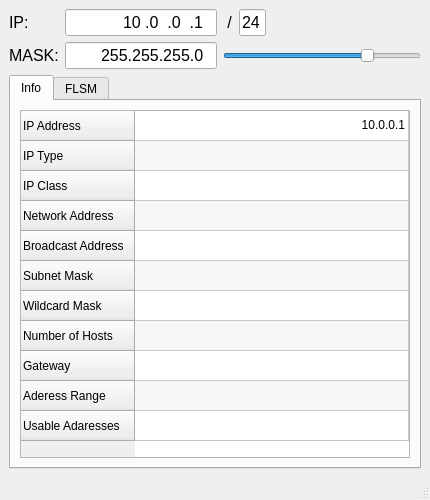
The window that mainwindow.ui (evertonerik/IPKalc) describes before a commit, drawn with Qt 5.
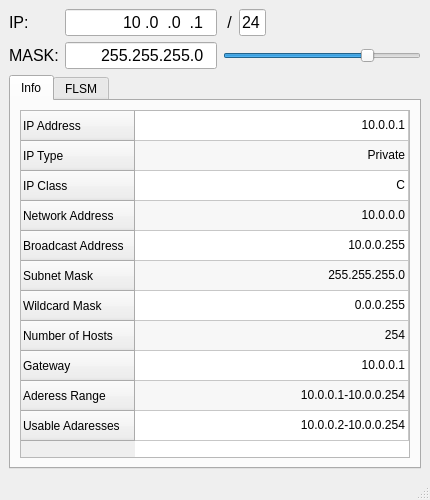
The same window after the commit.

Commit message: Populate Table

```diff
--- a/mainwindow.ui
+++ b/mainwindow.ui
@@ -245,7 +245,7 @@
           </item>
           <item row="1" column="0">
            <property name="text">
-            <string/>
+            <string>Private</string>
            </property>
            <property name="textAlignment">
             <set>AlignTrailing|AlignVCenter</set>
@@ -253,7 +253,7 @@
           </item>
           <item row="2" column="0">
            <property name="text">
-            <string/>
+            <string>C</string>
            </property>
            <property name="textAlignment">
             <set>AlignTrailing|AlignVCenter</set>
@@ -261,7 +261,7 @@
           </item>
           <item row="3" column="0">
            <property name="text">
-            <string/>
+            <string>10.0.0.0</string>
            </property>
            <property name="textAlignment">
             <set>AlignTrailing|AlignVCenter</set>
@@ -269,7 +269,7 @@
           </item>
           <item row="4" column="0">
            <property name="text">
-            <string/>
+            <string>10.0.0.255</string>
            </property>
            <property name="textAlignment">
             <set>AlignTrailing|AlignVCenter</set>
@@ -277,7 +277,7 @@
           </item>
           <item row="5" column="0">
            <property name="text">
-            <string/>
+            <string>255.255.255.0</string>
            </property>
            <property name="textAlignment">
             <set>AlignTrailing|AlignVCenter</set>
@@ -285,7 +285,7 @@
           </item>
           <item row="6" column="0">
            <property name="text">
-            <string/>
+            <string>0.0.0.255</string>
            </property>
            <property name="textAlignment">
             <set>AlignTrailing|AlignVCenter</set>
@@ -293,7 +293,7 @@
           </item>
           <item row="7" column="0">
            <property name="text">
-            <string/>
+            <string>254</string>
            </property>
            <property name="textAlignment">
             <set>AlignTrailing|AlignVCenter</set>
@@ -301,7 +301,7 @@
           </item>
           <item row="8" column="0">
            <property name="text">
-            <string/>
+            <string>10.0.0.1</string>
            </property>
            <property name="textAlignment">
             <set>AlignTrailing|AlignVCenter</set>
@@ -309,7 +309,7 @@
           </item>
           <item row="9" column="0">
            <property name="text">
-            <string/>
+            <string>10.0.0.1-10.0.0.254</string>
            </property>
            <property name="textAlignment">
             <set>AlignTrailing|AlignVCenter</set>
@@ -317,7 +317,7 @@
           </item>
           <item row="10" column="0">
            <property name="text">
-            <string/>
+            <string>10.0.0.2-10.0.0.254</string>
            </property>
            <property name="textAlignment">
             <set>AlignTrailing|AlignVCenter</set>
```
Left out of the diff: 2 changed lines with no effect on the pictures. The commit also changes 1 other file.
